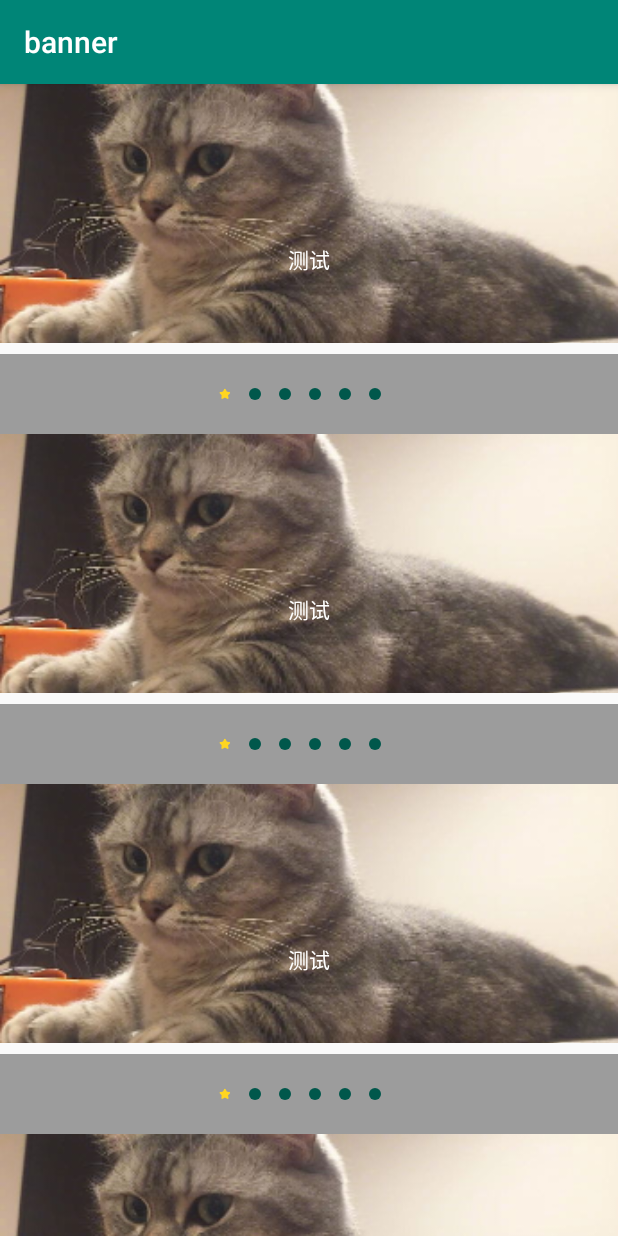
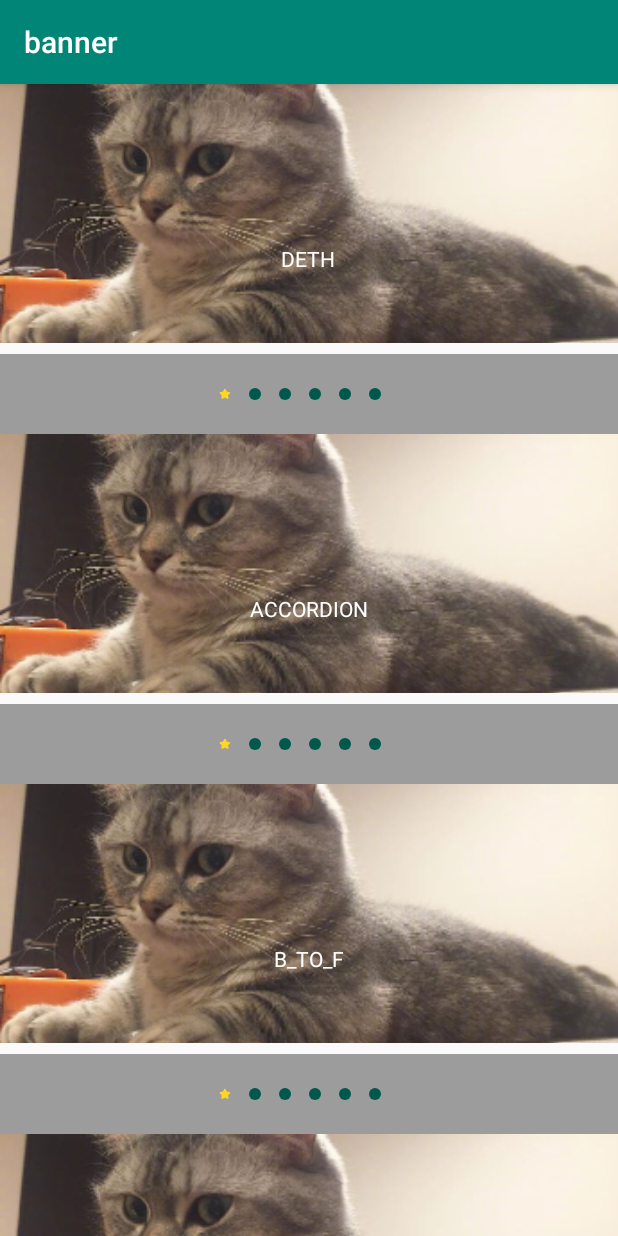
Before and after one commit to zhoulinxue/commonBanner, an Android app: the MultEffectActivity screen opened directly, with no data from a screen before it, on a phone screen of 412 x 824 dp. Run offline under Robolectric (Android 15) with nearby library versions, the phone set to English and light mode, and no system bars.

```diff
--- a/app/src/main/java/com/common/AnimationAdapter.java
+++ b/app/src/main/java/com/common/AnimationAdapter.java
@@ -4,6 +4,7 @@ import android.view.LayoutInflater;
 import android.view.View;
 import android.view.ViewGroup;
 import android.widget.ImageView;
+import android.widget.TextView;
 import android.widget.Toast;
 
 import androidx.annotation.NonNull;
@@ -50,7 +51,8 @@ public class AnimationAdapter extends RecyclerView.Adapter<RecyclerView.ViewHold
     @Override
     public RecyclerView.ViewHolder onCreateViewHolder(@NonNull final ViewGroup parent, int viewType) {
         final View view = LayoutInflater.from(parent.getContext()).inflate(R.layout.animation_item_layout, null);
-        CommonBanner banner = view.findViewById(R.id.banner_layout);
+        final ItemViewHolder viewHolder = new ItemViewHolder(view);
+        final CommonBanner banner = view.findViewById(R.id.banner_layout);
         Builder builder = new Builder(view.getContext());
         //自定义 底部指示牌
         builder.setHeight(350)//设置banner 高度
@@ -71,6 +73,8 @@ public class AnimationAdapter extends RecyclerView.Adapter<RecyclerView.ViewHold
             @Override
             protected void convert(ViewHolder holder, ItemData item) {
                 ImageView imageView = (ImageView) holder.findViewById(R.id.banner_img);
+                TextView textView = (TextView) holder.findViewById(R.id.banner_tv);
+                textView.setText(data.get(viewHolder.getLayoutPosition()).toString());
                 imageView.setImageResource(item.getSrc());
                 holder.addItemViewClick(R.id.banner_tv);
             }
@@ -87,7 +91,7 @@ public class AnimationAdapter extends RecyclerView.Adapter<RecyclerView.ViewHold
                 Toast.makeText(view.getContext(), position + " 点击item", Toast.LENGTH_SHORT).show();
             }
         });
-        return new ItemViewHolder(view);
+        return viewHolder;
     }
 
 
```
